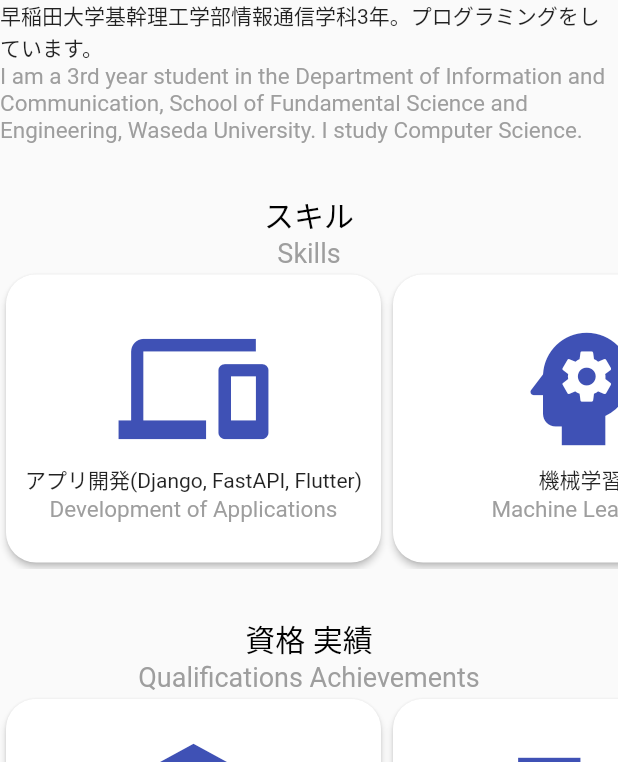
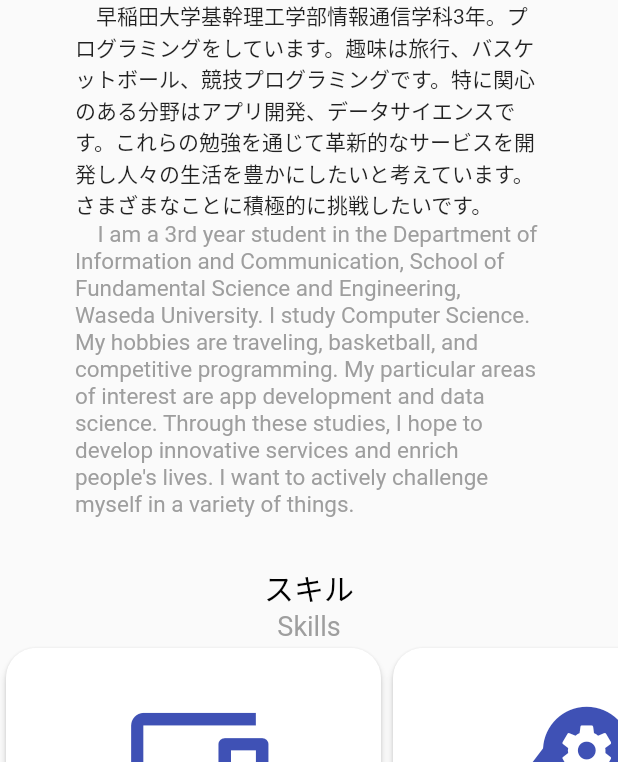
Before and after one commit to 1022yuki/flutter-website, a Flutter app: the screen it shows after launch, on a phone screen of 412 x 824 dp, the part 474-1236 px from its top. Run offline on Flutter 3.47's test engine with Material 2 defaults, Android fonts, the light colour scheme and no system bars; our stand-ins replace flutter_hooks.

Commit message:
プロフィール文章を変更

```diff
--- a/lib/main.dart
+++ b/lib/main.dart
@@ -121,12 +121,14 @@
                 ),
               ),
             ),
-            Center(
-              child: Text("早稲田大学基幹理工学部情報通信学科3年。プログラミングをしています。"),
+            Padding(
+                padding: EdgeInsets.symmetric(horizontal:50),
+                child: Text('　早稲田大学基幹理工学部情報通信学科3年。プログラミングをしています。趣味は旅行、バスケットボール、競技プログラミングです。特に関心のある分野はアプリ開発、データサイエンスです。これらの勉強を通じて革新的なサービスを開発し人々の生活を豊かにしたいと考えています。さまざまなことに積極的に挑戦したいです。'),
             ),
-            Center(
-              child: Text(
-                'I am a 3rd year student in the Department of Information and Communication, School of Fundamental Science and Engineering, Waseda University. I study Computer Science.',
+            Padding(
+                padding: EdgeInsets.symmetric(horizontal:50),
+                child: Text(
+                "　I am a 3rd year student in the Department of Information and Communication, School of Fundamental Science and Engineering, Waseda University. I study Computer Science. My hobbies are traveling, basketball, and competitive programming. My particular areas of interest are app development and data science. Through these studies, I hope to develop innovative services and enrich people's lives. I want to actively challenge myself in a variety of things.",
                 style: TextStyle(
                   fontSize: 15,
                   color: Colors.grey,
@@ -489,28 +491,28 @@
                       ),
                       color: Colors.white,
                     ),
-                    Card(
-                      shape: RoundedRectangleBorder(
-                        borderRadius: BorderRadius.circular(/*角の丸み*/20),
-                      ),
-                      elevation: 2,
-                      child: Container(
-                        child: Column(
-                          mainAxisAlignment: MainAxisAlignment.center,
-                          children: [
-                            Text(
-                              'And more...',
-                              style: TextStyle(
-                                fontSize: 20,
-                                color: Colors.grey,
-                              ),
-                            ),
-                          ]
-                        ),
-                        width: 250,
-                      ),
-                      color: Colors.white,
-                    ),
+                    // Card(
+                    //   shape: RoundedRectangleBorder(
+                    //     borderRadius: BorderRadius.circular(/*角の丸み*/20),
+                    //   ),
+                    //   elevation: 2,
+                    //   child: Container(
+                    //     child: Column(
+                    //       mainAxisAlignment: MainAxisAlignment.center,
+                    //       children: [
+                    //         Text(
+                    //           'And more...',
+                    //           style: TextStyle(
+                    //             fontSize: 20,
+                    //             color: Colors.grey,
+                    //           ),
+                    //         ),
+                    //       ]
+                    //     ),
+                    //     width: 250,
+                    //   ),
+                    //   color: Colors.white,
+                    // ),
                   ],
                   shrinkWrap: true,
                 ),
```
